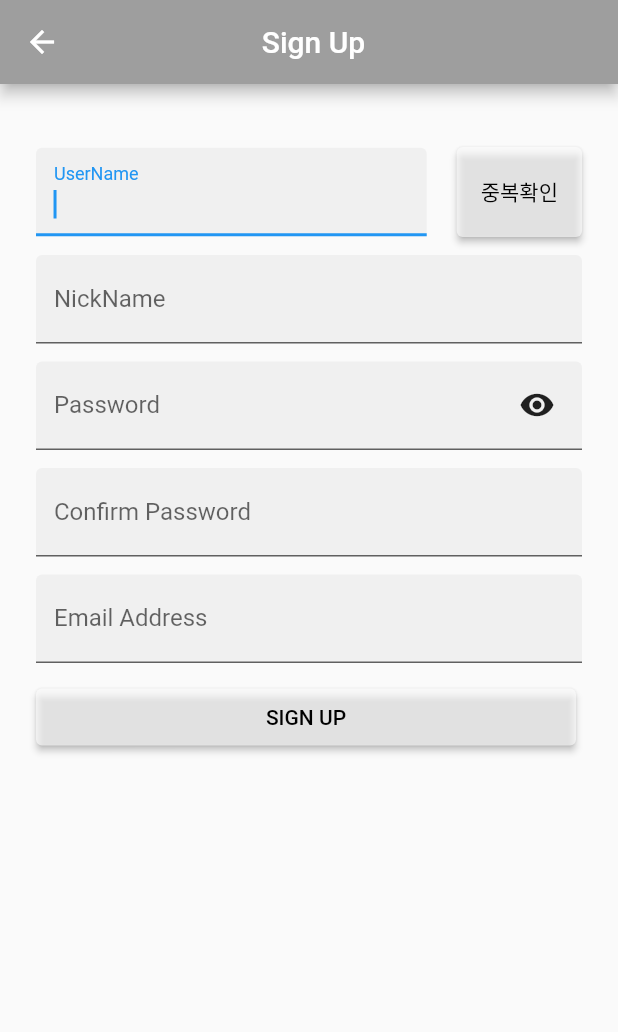
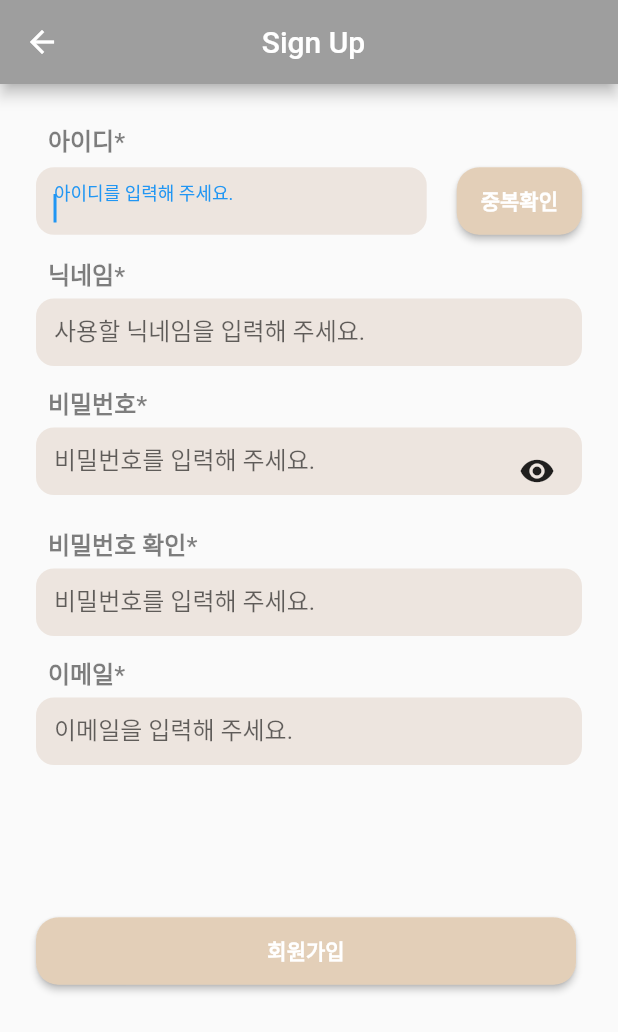
Before and after one commit to bemjikim/DailyStudio_BlogProject, a Flutter app: the screen it shows after launch, after a tap on "Sign Up", on a phone screen of 412 x 824 dp. Shown: the top 1032 px of the screen. Run offline on Flutter 3.47's test engine with Material 2 defaults, Android fonts, the phone set to English and light mode, and no system bars; our stand-ins replace cloud_firestore, firebase_core; accounts and stored records are empty.

Commit message:
change color of signinpage

```diff
--- a/dailystudio_blog_project/lib/login/login_page.dart
+++ b/dailystudio_blog_project/lib/login/login_page.dart
@@ -32,7 +32,7 @@ class _LoginPageState extends State<LoginPage> {
               controller: _usernameController,
               decoration: const InputDecoration(
                 filled: true,
-                labelText: 'Username!!!!!!',
+                labelText: 'Username',
               ),
             ),
             const SizedBox(height: 12.0),
--- a/dailystudio_blog_project/lib/login/sign_up_page.dart
+++ b/dailystudio_blog_project/lib/login/sign_up_page.dart
@@ -72,14 +72,30 @@ class _SignUpPageState extends State<SignUpPage> {
         child: ListView(
           padding: const EdgeInsets.symmetric(horizontal: 24.0),
           children: <Widget>[
-            SizedBox(height: 42.0),
+            SizedBox(height: 25.0),
             Form(
               key: _formKey,
               child: Column(
+                crossAxisAlignment:  CrossAxisAlignment.start,
                 children: <Widget>[
+                  Text(
+                  '  아이디*',
+                  style: TextStyle(
+                    fontWeight: FontWeight.bold,
+                    color: Colors.black.withOpacity(0.5),
+                    fontSize: 16,)
+                  ),
+                  SizedBox(height: 5.0),
                   Row(
-                    children: <Widget>[
+                    children: [
                       Expanded(
+                        child:Container(
+                          height:45,
+                          decoration: BoxDecoration(
+                            borderRadius: BorderRadius.circular(12),
+                            color:Color(0xffEDE5DF),
+
+                          ),
                           child: TextFormField(
                             onTapOutside: (event) =>
                                 FocusManager.instance.primaryFocus?.unfocus(),
@@ -87,13 +103,17 @@ class _SignUpPageState extends State<SignUpPage> {
                             autofocus: true,
                             validator: (value) {
                               if (_usernameController.text.length == 0 || _uidinvalid == false) {
-                              return "Username is invalid";
+                                return "아이디를 올바르게 입력해주세요.";
                               }
                               return null;
                             },
+
                             decoration: const InputDecoration(
                               filled: true,
-                            labelText: 'UserName',
+                              fillColor: Colors.transparent,
+                              labelText: '아이디를 입력해 주세요.',
+                              border: InputBorder.none,
+                            ),
                           ),
                         ),
                       ),
@@ -102,12 +122,16 @@ class _SignUpPageState extends State<SignUpPage> {
                         child: const Text(
                           '중복확인',
                           style: TextStyle(
-                              color: Colors.black
+                              color: Colors.white,
+                              fontWeight: FontWeight.bold,
                           ),
                         ),
                         style: ElevatedButton.styleFrom(
-                          primary: Colors.white60,
-                          minimumSize: const Size(20, 60),
+                          primary: Color(0xffE3CFB8),
+                          minimumSize: const Size(20, 45),
+                          shape: RoundedRectangleBorder(
+                            borderRadius: BorderRadius.circular(15), // 버튼의 모서리를 둥글게 설정
+                          ),
                         ),
                         onPressed: () async{
                           if(_usernameController.text.length > 0)
@@ -118,8 +142,8 @@ class _SignUpPageState extends State<SignUpPage> {
                                 context: context,
                                 builder: (BuildContext context) {
                                   return AlertDialog(
-                                    title: Text('ID already exists'),
-                                    content: Text('Please choose a different ID.'),
+                                    title: Text('아이디가 이미 존재합니다.'),
+                                    content: Text('다른 아이디를 입력해주세요.'),
                                     actions: [
                                       TextButton(
                                         child: Text('OK'),
@@ -139,7 +163,7 @@ class _SignUpPageState extends State<SignUpPage> {
                                 builder: (BuildContext context) {
                                   return AlertDialog(
                                     title: Text('사용가능!'),
-                                    content: Text('아이디를 사용가능합니다!'),
+                                    content: Text('해당 아이디 사용가능합니다!'),
                                     actions: [
                                       TextButton(
                                         child: Text('OK'),
@@ -162,43 +186,77 @@ class _SignUpPageState extends State<SignUpPage> {
                   ),
 
                   SizedBox(height: 12.0),
-                  TextFormField(
+                  Text(
+                      '  닉네임*',
+                      style: TextStyle(
+                        fontWeight: FontWeight.bold,
+                        color: Colors.black.withOpacity(0.5),
+                        fontSize: 16,)
+                  ),
+                  SizedBox(height: 5.0),
+                  Container(
+                    height:45,
+                    decoration: BoxDecoration(
+                      borderRadius: BorderRadius.circular(12), // 모서리를 둥글게 설정
+                      color:Color(0xffEDE5DF),
+                    ),
+                    child: TextFormField(
                       onTapOutside: (event) =>
                           FocusManager.instance.primaryFocus?.unfocus(),
                       controller: _nicknameController,
                       validator: (value) {
                         if (_nicknameController.text.length < 1) {
-                        return "Please enter the Nickname";
+                          return "닉네임을 올바르게 입력해주세요.";
                         }
                         return null;
                       },
                       decoration: const InputDecoration(
                         filled: true,
-                      labelText: 'NickName',
+                        fillColor: Colors.transparent,
+                        labelText: '사용할 닉네임을 입력해 주세요.',
+                        border: InputBorder.none,
+                      ),
+
                     ),
                   ),
-
                   SizedBox(height: 12.0),
+                  Text(
+                      '  비밀번호*',
+                      style: TextStyle(
+                        fontWeight: FontWeight.bold,
+                        color: Colors.black.withOpacity(0.5),
+                        fontSize: 16,)
+                  ),
+                  SizedBox(height: 5.0),
                   Stack(
                     children: [
-                      TextFormField(
+                      Container(
+                        height: 45,
+                        decoration:BoxDecoration(
+                          borderRadius: BorderRadius.circular(12),
+                          color:Color(0xffEDE5DF),
+                        ),
+                        child: TextFormField(
                           onTapOutside: (event) =>
                               FocusManager.instance.primaryFocus?.unfocus(),
                           controller: _passwordController,
                           validator: (value) {
                             if (_passwordController.text.length < 1) {
-                            return "Please enter the Password";
+                              return "비밀번호를 올바르게 입력해주세요.";
                             } else if (_passwordController.text !=
                                 _confirmpasswordController.text) {
-                            return "Confirm Password doesn't match Password";
+                              return "비밀번호가 일치하지 않습니다.";
                             }
                             return null;
                           },
                           decoration: const InputDecoration(
                             filled: true,
-                          labelText: 'Password',
+                            fillColor: Colors.transparent,
+                            labelText: '비밀번호를 입력해 주세요.',
+                            border: InputBorder.none,
                           ),
                           obscureText: _passwordHide,
+                        ),
                       ),
                       Padding(
                         padding: const EdgeInsets.fromLTRB(310.0, 5.0, 0.0, 0.0),
@@ -215,63 +273,100 @@ class _SignUpPageState extends State<SignUpPage> {
                   ),
 
                   SizedBox(height: 12.0),
+                  Text(
+                      '  비밀번호 확인*',
+                      style: TextStyle(
+                        fontWeight: FontWeight.bold,
+                        color: Colors.black.withOpacity(0.5),
+                        fontSize: 16,)
+                  ),
+                  SizedBox(height: 5.0),
                   Stack(
                     children:[
-                      TextFormField(
+                      Container(
+                        height: 45,
+                        decoration: BoxDecoration(
+                          borderRadius: BorderRadius.circular(12),
+                          color:Color(0xffEDE5DF),
+                        ),
+                        child: TextFormField(
                           onTapOutside: (event) =>
                               FocusManager.instance.primaryFocus?.unfocus(),
                           controller: _confirmpasswordController,
                           validator: (value) {
                             if(_confirmpasswordController.text.length < 1) {
-                            return "Please enter the Confirm Password";
+                              return "비밀번호를 올바르게 입력해주세요.";
                             }
                             else if(_passwordController.text != _confirmpasswordController.text) {
-                            return "Confirm Password doesn't match Password";
+                              return "비밀번호가 일치하지 않습니다.";
                             }
                             return null;
                           },
                           decoration: const InputDecoration(
                             filled: true,
-                          labelText: 'Confirm Password',
+                            fillColor: Colors.transparent,
+                            labelText: '비밀번호를 입력해 주세요.',
+                            border: InputBorder.none,
                           ),
                           obscureText: _passwordHide,
+                        ),
                       ),
                     ]
                   ),
 
                   SizedBox(height: 12.0),
-                  TextFormField(
+                  Text(
+                      '  이메일*',
+                      style: TextStyle(
+                        fontWeight: FontWeight.bold,
+                        color: Colors.black.withOpacity(0.5),
+                        fontSize: 16,)
+                  ),
+                  SizedBox(height: 5.0),
+                  Container(
+                    height: 45,
+                    decoration: BoxDecoration(
+                      borderRadius:BorderRadius.circular(12),
+                      color:Color(0xffEDE5DF),
+                    ),
+                    child:TextFormField(
                       onTapOutside: (event) =>
                           FocusManager.instance.primaryFocus?.unfocus(),
                       controller: _emailController,
                       validator: (value) {
                         if(_emailController.text.length < 1) {
-                        return "Please enter Email Address";
+                          return "이메일을 올바르게 입력해주세요.";
                         }
                         return null;
                       },
                       decoration: const InputDecoration(
                         filled: true,
-                      labelText: 'Email Address',
+                        fillColor: Colors.transparent,
+                        labelText: '이메일을 입력해 주세요.',
+                        border: InputBorder.none,
                       ),
                       obscureText: false,
                     ),
-
-                  SizedBox(height: 12.0),
+                  ),
+                  SizedBox(height: 100.0),
                   Row(
                     children: [
                       Container(
                         alignment: Alignment.center,
                         child: ElevatedButton(
                           child: const Text(
-                            'SIGN UP',
+                            '회원가입',
                             style: TextStyle(
-                                color: Colors.black
+                                color: Colors.white,
+                                fontWeight: FontWeight.bold,
                             ),
                           ),
                           style: ElevatedButton.styleFrom(
-                              primary: Colors.white60,
-                              minimumSize: const Size(360, 38),
+                              primary: Color(0xffE3CFB8),
+                              minimumSize: const Size(360, 45),
+                              shape: RoundedRectangleBorder(
+                                borderRadius: BorderRadius.circular(15), // 버튼의 모서리를 둥글게 설정
+                              ),
                           ),
                           onPressed: () {
                             if(_formKey.currentState!.validate()) {
--- a/dailystudio_blog_project/lib/main.dart
+++ b/dailystudio_blog_project/lib/main.dart
@@ -9,6 +9,23 @@ void main() async{
   runApp(const MyApp());
 }
 
+// class MyApp extends StatelessWidget {
+//   const MyApp({Key? key}) : super(key: key);
+//
+//   @override
+//   Widget build(BuildContext context) {
+//     return MaterialApp(
+//         title: 'Namer App',
+//         theme: ThemeData(
+//           useMaterial3: true,
+//           colorScheme: ColorScheme.fromSeed(seedColor: Colors.blue),
+//         ),
+//         home: DailyStudioBlog(),
+//       );
+//   }
+// }
+
+
 class MyApp extends StatelessWidget {
   const MyApp({Key? key}) : super(key: key);
 
@@ -18,7 +35,7 @@ class MyApp extends StatelessWidget {
       title: 'Namer App',
       theme: ThemeData(
         useMaterial3: true,
-          colorScheme: ColorScheme.fromSeed(seedColor: Colors.blue),
+        colorScheme: ColorScheme.fromSeed(seedColor: Colors.green),
       ),
       home: DailyStudioBlog(),
     );
--- a/dailystudio_blog_project/pubspec.yaml
+++ b/dailystudio_blog_project/pubspec.yaml
@@ -62,6 +62,8 @@ flutter:
   # included with your application, so that you can use the icons in
   # the material Icons class.
   uses-material-design: true
+  assets:
+    - assets/login.png
 
   # To add assets to your application, add an assets section, like this:
   # assets:
```
Also changed, not shown: dailystudio_blog_project/assets/login.png (added), dailystudio_blog_project/pubspec.lock. Lines whose indentation alone changed are shown as unchanged.
